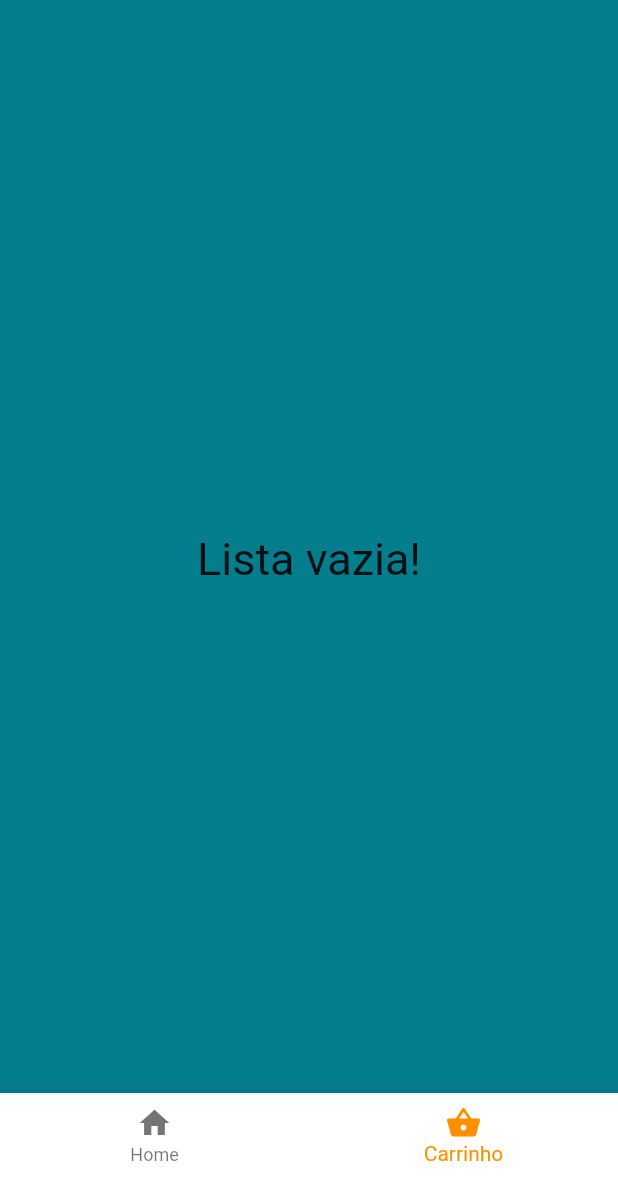
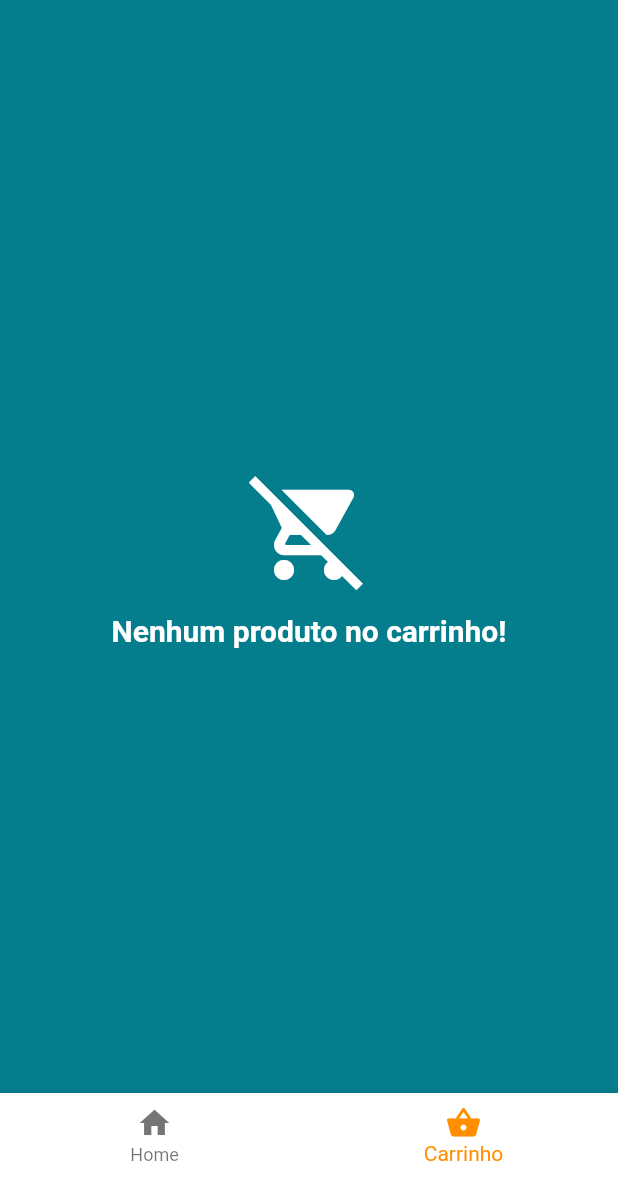
Before and after one commit to renanmoura6941/chalana_delivery, a Flutter app: the screen it shows after launch, item 2 of the bottom bar chosen, on a phone screen of 412 x 824 dp, the part 59-1236 px from its top. Run offline on Flutter 3.47's test engine with Material 2 defaults, Android fonts, the phone set to English and light mode, and no system bars; our stand-ins replace carousel_pro, cloud_firestore, firebase_storage, get_it, image_picker; accounts and stored records are empty.

Commit message:
carrinho

```diff
--- a/lib/modelos/pedido_modelo.dart
+++ b/lib/modelos/pedido_modelo.dart
@@ -8,7 +8,7 @@ class PedidoModelo {
   int get quantidade => this._quantidade;
 
   set quantidade(int valor) {
-    if (valor >= 0) {
+    if (valor > 0) {
       this._quantidade = valor;
     }
   }
--- a/lib/modulos/carrinho/components/card_item.dart
+++ b/lib/modulos/carrinho/components/card_item.dart
@@ -6,7 +6,9 @@ class CardItem extends StatefulWidget {
   PedidoModelo pedido;
   void Function() onPressed;
 
-  CardItem({this.pedido, this.onPressed});
+  void Function() estado;
+
+  CardItem({this.pedido, this.onPressed, this.estado});
 
   @override
   _CardItemState createState() => _CardItemState();
@@ -71,6 +73,7 @@ class _CardItemState extends State<CardItem> {
                         setState(() {
                           widget.pedido.quantidade++;
                         });
+                        widget.estado;
                       }),
                   Text(
                     '${widget.pedido.quantidade}',
@@ -85,6 +88,7 @@ class _CardItemState extends State<CardItem> {
                       setState(() {
                         widget.pedido.quantidade--;
                       });
+                      widget.estado;
                     },
                   ),
                 ],
--- /dev/null
+++ b/lib/modulos/carrinho/components/card_vazio.dart
@@ -0,0 +1,37 @@
+import 'package:flutter/material.dart';
+
+class CardVazio extends StatelessWidget {
+
+  const CardVazio({this.title, this.iconData});
+
+  final String title;
+  final IconData iconData;
+
+  @override
+  Widget build(BuildContext context) {
+    return Padding(
+      padding: const EdgeInsets.all(16.0),
+      child: Column(
+        crossAxisAlignment: CrossAxisAlignment.stretch,
+        mainAxisAlignment: MainAxisAlignment.center,
+        children: <Widget>[
+          Icon(
+            iconData,
+            size: 80.0,
+            color: Colors.white,
+          ),
+          const SizedBox(height: 16.0,),
+          Text(
+            title,
+            style: TextStyle(
+              fontSize: 20.0,
+              fontWeight: FontWeight.bold,
+              color: Colors.white,
+            ),
+            textAlign: TextAlign.center,
+          ),
+        ],
+      ),
+    );
+  }
+}
--- a/lib/modulos/carrinho/controller_carrinho.dart
+++ b/lib/modulos/carrinho/controller_carrinho.dart
@@ -5,6 +5,12 @@ import '../../modelos/pedido_modelo.dart';
 
 class ControllerCarriho {
   List<PedidoModelo> list_pedidos = [];
+
+  double get total {
+    double total = 0;
+    for (var e in list_pedidos) total += e.quantidade * e.produto.preco;
+    return total;
+  }
 
   Future<void> confirmarPedido() async {
     String q = "%0A";
--- a/lib/modulos/carrinho/tela_carrinho.dart
+++ b/lib/modulos/carrinho/tela_carrinho.dart
@@ -1,9 +1,10 @@
 import 'package:chalana_delivery/modelos/pedido_modelo.dart';
+import 'package:chalana_delivery/modulos/carrinho/components/Card_preco.dart';
 import 'package:chalana_delivery/modulos/carrinho/components/card_item.dart';
+import 'package:chalana_delivery/modulos/carrinho/components/card_vazio.dart';
 import 'package:chalana_delivery/modulos/carrinho/controller_carrinho.dart';
 import 'package:flutter/material.dart';
 import 'package:get_it/get_it.dart';
-import 'components/card_produto_carrinho.dart';
 import 'components/confirm_button_carrinho.dart';
 
 class TelaCarrinho extends StatefulWidget {
@@ -30,19 +31,16 @@ class _TelaCarrinhoState extends State<TelaCarrinho> {
         title: Text('Carrinho'),
       ),
       body: controller.list_pedidos.isEmpty
-          ? Center(
-              child: Text(
-                "Lista vazia!",
-                style: TextStyle(
-                  fontSize: 30,
-                ),
-              ),
+          ? CardVazio(
+              iconData: Icons.remove_shopping_cart,
+              title: 'Nenhum produto no carrinho!',
             )
           : ListView.builder(
               itemCount: controller.list_pedidos.length + 1,
               itemBuilder: (_, index) {
                 if (index == controller.list_pedidos.length) {
-                  return ConfirmButtonCar(
+                  return CardPreco(
+                    carrinho: controller,
                     onPressed: () async {
                       await controller.confirmarPedido();
                     },
@@ -50,11 +48,12 @@ class _TelaCarrinhoState extends State<TelaCarrinho> {
                 }
                 return CardItem(
                   pedido: controller.list_pedidos[index],
-                  // onPressed: () {
-                  //   setState(() {
-                  //     controller.list_pedidos.removeAt(index);
-                  //   });
-                  // },
+                  onPressed: () {
+                    setState(() {
+                      controller.list_pedidos.removeAt(index);
+                    });
+                  },
+
                 );
               },
             ),
```
Also changed, not shown: lib/modulos/adicionar_produto/tela_adicionar_produto.dart (+9 -5 lines), lib/modulos/carrinho/components/Card_preco.dart (added, +67 -0 lines), lib/modulos/editar_produto/tela_editar_produto.dart (+9 -4 lines).
